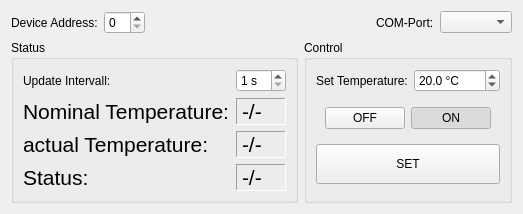
Qt form mainwidget.ui (t2ft/VTSimple) before a commit.
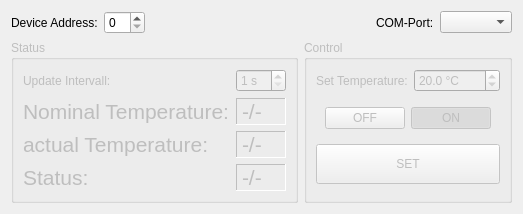
The same form after that commit.

Commit message: Added forgotten device creation + enable/disable of widget groups

What changed in the file:
```diff
--- a/mainwidget.ui
+++ b/mainwidget.ui
@@ -59,7 +59,10 @@
     </layout>
    </item>
    <item row="1" column="0">
-    <widget class="QGroupBox" name="groupBox">
+    <widget class="QGroupBox" name="statusGroup">
+     <property name="enabled">
+      <bool>false</bool>
+     </property>
      <property name="title">
       <string>Status</string>
      </property>
@@ -202,7 +205,10 @@
     </widget>
    </item>
    <item row="1" column="1">
-    <widget class="QGroupBox" name="groupBox_2">
+    <widget class="QGroupBox" name="controlGroup">
+     <property name="enabled">
+      <bool>false</bool>
+     </property>
      <property name="title">
       <string>Control</string>
      </property>
```
The commit also changes 1 other file.
